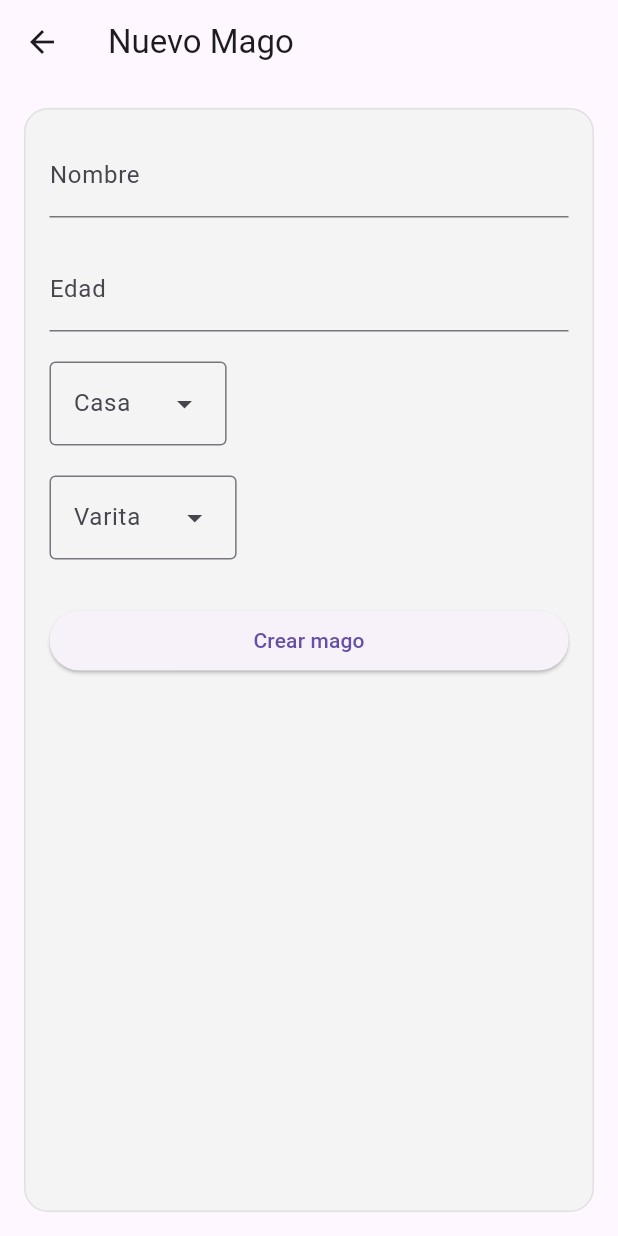
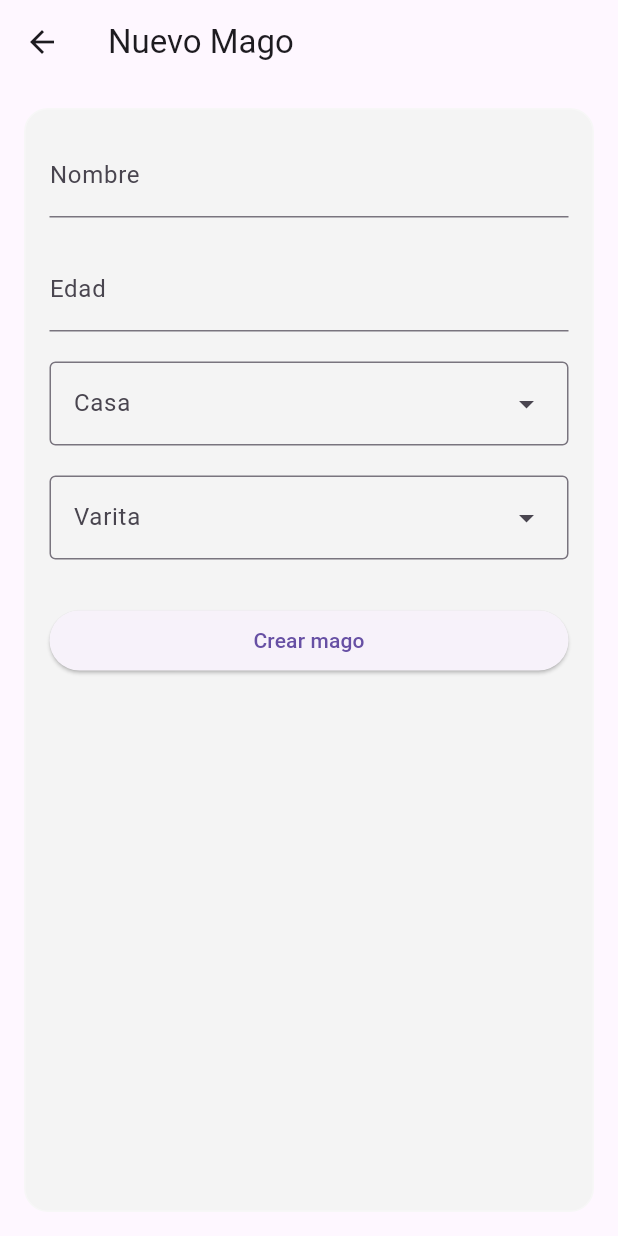
Before and after one commit to olga3emes/hogwarts_crud, a Flutter app: the WizardFormScreen screen opened directly with empty values, on a phone screen of 412 x 824 dp. Run offline on Flutter 3.47's test engine with Material 3 defaults, Android fonts, the phone set to English and light mode, and no system bars; our stand-ins replace supabase_flutter; accounts and stored records are empty.

Commit message:
mejoras del formulario

```diff
--- a/lib/screens/wizard_form_screen.dart
+++ b/lib/screens/wizard_form_screen.dart
@@ -7,8 +7,8 @@ import '../services/house_service.dart';
 import '../services/wand_service.dart';
 
 class WizardFormScreen extends StatefulWidget {
-  final Wizard? wizard;         // Si viene un mago, es edición
-  final VoidCallback onSaved;   // Para refrescar la pantalla anterior
+  final Wizard? wizard; // Si viene un mago, es edición
+  final VoidCallback onSaved; // Para refrescar la pantalla anterior
 
   const WizardFormScreen({super.key, this.wizard, required this.onSaved});
 
@@ -69,17 +69,17 @@ class _WizardFormScreenState extends State<WizardFormScreen> {
       body: Padding(
         padding: const EdgeInsets.all(16),
 
-        // CONTENEDOR general que pediste
+        // CONTENEDOR general del formulario, con fondo y bordes redondeados
         child: Container(
           padding: const EdgeInsets.all(16),
           decoration: BoxDecoration(
             color: const Color(0xFFF4F4F4),
             borderRadius: BorderRadius.circular(16),
-            border: Border.all(color: Colors.grey.shade300),
+            border: Border.all(color: const Color.fromARGB(255, 247, 247, 247)),
           ),
 
           child: Form(
-            key: formKey,  // Para validación
+            key: formKey, // Para validación
 
             child: ListView(
               children: [
@@ -124,6 +124,7 @@ class _WizardFormScreenState extends State<WizardFormScreen> {
                 //  DROPDOWN DE CASAS
                 // -------------------------------
                 DropdownMenu<String>(
+                  width: double.infinity,
                   initialSelection: selectedHouseId,
                   label: const Text("Casa"),
                   dropdownMenuEntries: houses
@@ -147,6 +148,7 @@ class _WizardFormScreenState extends State<WizardFormScreen> {
                 //  DROPDOWN DE VARITAS
                 // -------------------------------
                 DropdownMenu<String>(
+                  width: double.infinity,
                   initialSelection: selectedWandId,
                   label: const Text("Varita"),
                   dropdownMenuEntries: wands
```
